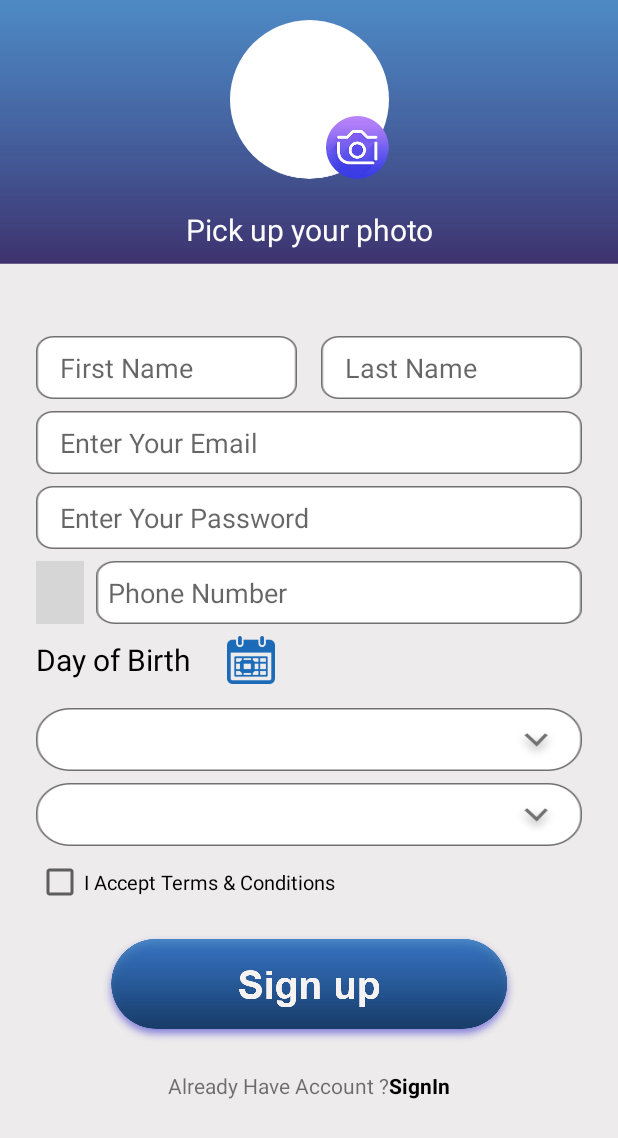
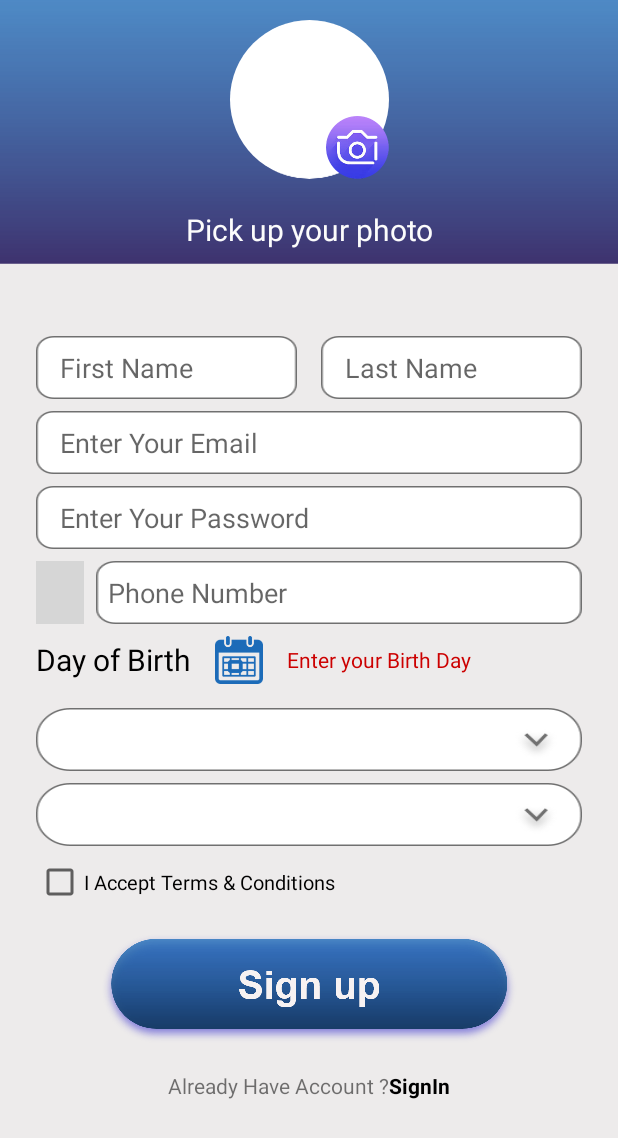
Before and after one commit to Adham-Mostafa99/C4Deaf, an Android app: the layout activity_sign_up.xml on its own in the app's theme, with its tools: preview values and no code run, on a phone screen of 412 x 824 dp. Shown: the top 1138 px of the screen. Run offline under Robolectric (Android 15) with nearby library versions, the phone set to English and light mode, and no system bars; plain views replace CountryCodePicker; Roboto replaces fonts that are not available here; grey boxes are pictures that could not be loaded.

Commit message:
update sign up activity

```diff
--- a/app/src/main/res/layout/activity_sign_up.xml
+++ b/app/src/main/res/layout/activity_sign_up.xml
@@ -21,7 +21,7 @@
             app:layout_constraintTop_toTopOf="parent" />
 
         <de.hdodenhof.circleimageview.CircleImageView
-            android:id="@+id/profile_image"
+            android:id="@+id/sign_up_profile_image"
             android:layout_width="106dp"
             android:layout_height="106dp"
             android:layout_marginTop="24dp"
@@ -33,12 +33,12 @@
             app:layout_constraintTop_toTopOf="parent" />
 
         <ImageView
-            android:id="@+id/upload_image"
+            android:id="@+id/sign_up_upload_image"
             android:layout_width="wrap_content"
             android:layout_height="wrap_content"
             android:src="@drawable/camera"
-            app:layout_constraintBottom_toBottomOf="@+id/profile_image"
-            app:layout_constraintEnd_toEndOf="@+id/profile_image" />
+            app:layout_constraintBottom_toBottomOf="@+id/sign_up_profile_image"
+            app:layout_constraintEnd_toEndOf="@+id/sign_up_profile_image" />
 
         <TextView
             android:id="@+id/pick_up_image"
@@ -53,7 +53,7 @@
             app:layout_constraintBottom_toBottomOf="@id/view"
             app:layout_constraintEnd_toEndOf="parent"
             app:layout_constraintStart_toStartOf="parent"
-            app:layout_constraintTop_toBottomOf="@+id/profile_image" />
+            app:layout_constraintTop_toBottomOf="@+id/sign_up_profile_image" />
 
         <LinearLayout
             android:id="@+id/name"
@@ -63,13 +63,13 @@
             android:layout_marginTop="48dp"
             android:layout_marginBottom="8dp"
             android:orientation="horizontal"
-            app:layout_constraintBottom_toTopOf="@id/edit_email"
+            app:layout_constraintBottom_toTopOf="@id/sign_up_edit_email"
             app:layout_constraintEnd_toEndOf="parent"
             app:layout_constraintStart_toStartOf="parent"
             app:layout_constraintTop_toBottomOf="@id/view">
 
             <EditText
-                android:id="@+id/edit_first_name"
+                android:id="@+id/sign_up_edit_first_name"
                 android:layout_width="0dp"
                 android:layout_height="wrap_content"
                 android:layout_gravity="center_vertical"
@@ -82,7 +82,7 @@
                 android:paddingHorizontal="@dimen/padding_horizontal_value" />
 
             <EditText
-                android:id="@+id/edit_last_name"
+                android:id="@+id/sign_up_edit_last_name"
                 android:layout_width="0dp"
                 android:layout_height="wrap_content"
                 android:layout_gravity="center_vertical"
@@ -98,7 +98,7 @@
 
 
         <EditText
-            android:id="@+id/edit_email"
+            android:id="@+id/sign_up_edit_email"
             android:layout_width="match_parent"
             android:layout_height="wrap_content"
             android:layout_marginHorizontal="@dimen/margin_horizontal_value"
@@ -106,13 +106,13 @@
             android:hint="@string/enter_your_email"
             android:inputType="textEmailAddress"
             android:paddingHorizontal="@dimen/padding_horizontal_value"
-            app:layout_constraintBottom_toTopOf="@id/edit_pass"
+            app:layout_constraintBottom_toTopOf="@id/sign_up_edit_pass"
             app:layout_constraintEnd_toEndOf="parent"
             app:layout_constraintStart_toStartOf="parent"
             app:layout_constraintTop_toBottomOf="@id/name" />
 
         <EditText
-            android:id="@+id/edit_pass"
+            android:id="@+id/sign_up_edit_pass"
             android:layout_width="match_parent"
             android:layout_height="wrap_content"
             android:layout_marginHorizontal="@dimen/margin_horizontal_value"
@@ -124,7 +124,7 @@
             app:layout_constraintBottom_toTopOf="@id/number"
             app:layout_constraintEnd_toEndOf="parent"
             app:layout_constraintStart_toStartOf="parent"
-            app:layout_constraintTop_toBottomOf="@id/edit_email" />
+            app:layout_constraintTop_toBottomOf="@id/sign_up_edit_email" />
 
 
         <LinearLayout
@@ -137,11 +137,11 @@
             app:layout_constraintBottom_toTopOf="@id/birth_day"
             app:layout_constraintEnd_toEndOf="parent"
             app:layout_constraintStart_toStartOf="parent"
-            app:layout_constraintTop_toBottomOf="@id/edit_pass">
+            app:layout_constraintTop_toBottomOf="@id/sign_up_edit_pass">
 
 
             <com.rilixtech.widget.countrycodepicker.CountryCodePicker
-                android:id="@+id/code"
+                android:id="@+id/sign_up_country_code"
                 android:layout_width="wrap_content"
                 android:layout_height="42dp"
                 android:layout_marginEnd="8dp"
@@ -152,7 +152,7 @@
                 app:ccp_textSize="12sp" />
 
             <EditText
-                android:id="@+id/edit_phone"
+                android:id="@+id/sign_up_edit_phone"
                 android:layout_width="0dp"
                 android:layout_height="wrap_content"
                 android:layout_weight="1"
@@ -167,9 +167,10 @@
             android:id="@+id/birth_day"
             android:layout_width="match_parent"
             android:layout_height="wrap_content"
+            android:layout_marginHorizontal="@dimen/margin_horizontal_value"
             android:gravity="center_vertical"
             android:orientation="horizontal"
-            app:layout_constraintBottom_toTopOf="@id/spinner_select_gender"
+            app:layout_constraintBottom_toTopOf="@id/sign_up_spinner_select_gender"
             app:layout_constraintEnd_toEndOf="parent"
             app:layout_constraintStart_toStartOf="parent"
             app:layout_constraintTop_toBottomOf="@id/number">
@@ -177,62 +178,73 @@
             <TextView
                 android:layout_width="wrap_content"
                 android:layout_height="wrap_content"
-                android:layout_marginHorizontal="@dimen/margin_horizontal_value"
                 android:layout_marginVertical="@dimen/margin_vertical_value"
+                android:layout_marginEnd="16dp"
+                android:layout_marginRight="16dp"
                 android:fontFamily="@font/andada"
                 android:text="@string/day_of_birth"
                 android:textColor="#000"
                 android:textSize="20sp" />
 
             <Button
-                android:id="@+id/date"
+                android:id="@+id/sign_up_date_birth_day"
                 android:layout_width="32dp"
                 android:layout_height="32dp"
                 android:layout_marginVertical="8dp"
                 android:background="@drawable/clender" />
+
+            <TextView
+                android:id="@+id/error_no_date"
+                android:layout_width="wrap_content"
+                android:layout_height="wrap_content"
+                android:layout_marginStart="16dp"
+                android:layout_marginLeft="16dp"
+                android:text="@string/enter_your_birth_day"
+                android:textColor="@android:color/holo_red_dark"
+                android:textSize="14sp" />
         </LinearLayout>
 
         <Spinner
-            android:id="@+id/spinner_select_gender"
+            android:id="@+id/sign_up_spinner_select_gender"
             android:layout_width="match_parent"
             android:layout_height="wrap_content"
-            android:paddingHorizontal="@dimen/padding_horizontal_value"
             android:layout_marginHorizontal="@dimen/margin_horizontal_value"
             android:layout_marginVertical="@dimen/margin_vertical_value"
             android:background="@drawable/gender"
-            app:layout_constraintBottom_toTopOf="@id/spinner_state"
+            android:paddingHorizontal="@dimen/padding_horizontal_value"
+            app:layout_constraintBottom_toTopOf="@id/sign_up_spinner_state"
             app:layout_constraintEnd_toEndOf="parent"
             app:layout_constraintStart_toStartOf="parent"
             app:layout_constraintTop_toBottomOf="@id/birth_day" />
 
         <Spinner
-            android:id="@+id/spinner_state"
+            android:id="@+id/sign_up_spinner_state"
             android:layout_width="match_parent"
             android:layout_height="wrap_content"
-            android:paddingHorizontal="@dimen/padding_horizontal_value"
             android:layout_marginHorizontal="@dimen/margin_horizontal_value"
             android:background="@drawable/state"
-            app:layout_constraintBottom_toTopOf="@id/check_box"
+            android:paddingHorizontal="@dimen/padding_horizontal_value"
+            app:layout_constraintBottom_toTopOf="@id/sign_up_check_accepted_rules"
             app:layout_constraintEnd_toEndOf="parent"
             app:layout_constraintStart_toStartOf="parent"
 
-            app:layout_constraintTop_toBottomOf="@id/spinner_select_gender" />
+            app:layout_constraintTop_toBottomOf="@id/sign_up_spinner_select_gender" />
 
         <CheckBox
-            android:id="@+id/check_box"
+            android:id="@+id/sign_up_check_accepted_rules"
             android:layout_width="match_parent"
             android:layout_height="wrap_content"
             android:layout_marginHorizontal="@dimen/margin_horizontal_value"
             android:layout_marginVertical="@dimen/margin_vertical_value"
             android:text="@string/i_accept_terms_amp_conditions"
             android:textSize="13sp"
-            app:layout_constraintBottom_toTopOf="@id/btn_sign_up"
+            app:layout_constraintBottom_toTopOf="@id/sign_up_button"
             app:layout_constraintEnd_toEndOf="parent"
             app:layout_constraintStart_toStartOf="parent"
-            app:layout_constraintTop_toBottomOf="@id/spinner_state" />
+            app:layout_constraintTop_toBottomOf="@id/sign_up_spinner_state" />
 
         <Button
-            android:id="@+id/btn_sign_up"
+            android:id="@+id/sign_up_button"
             android:layout_width="wrap_content"
             android:layout_height="wrap_content"
             android:layout_gravity="center"
@@ -243,7 +255,7 @@
             app:layout_constraintBottom_toTopOf="@id/have_account"
             app:layout_constraintEnd_toEndOf="parent"
             app:layout_constraintStart_toStartOf="parent"
-            app:layout_constraintTop_toBottomOf="@id/check_box" />
+            app:layout_constraintTop_toBottomOf="@id/sign_up_check_accepted_rules" />
 
         <LinearLayout
             android:id="@+id/have_account"
@@ -255,7 +267,7 @@
             app:layout_constraintBottom_toBottomOf="parent"
             app:layout_constraintEnd_toEndOf="parent"
             app:layout_constraintStart_toStartOf="parent"
-            app:layout_constraintTop_toBottomOf="@id/btn_sign_up">
+            app:layout_constraintTop_toBottomOf="@id/sign_up_button">
 
             <TextView
                 android:layout_width="wrap_content"
```
Also changed, not shown: app/src/main/java/com/example/graduationproject/SignIn.java (+53 -4 lines), app/src/main/java/com/example/graduationproject/SignUp.java (+154 -78 lines), app/src/main/res/layout/activity_sign_in.xml (+8 -2 lines), app/src/main/res/values/strings.xml (+1 -40 lines), 1 other file.
